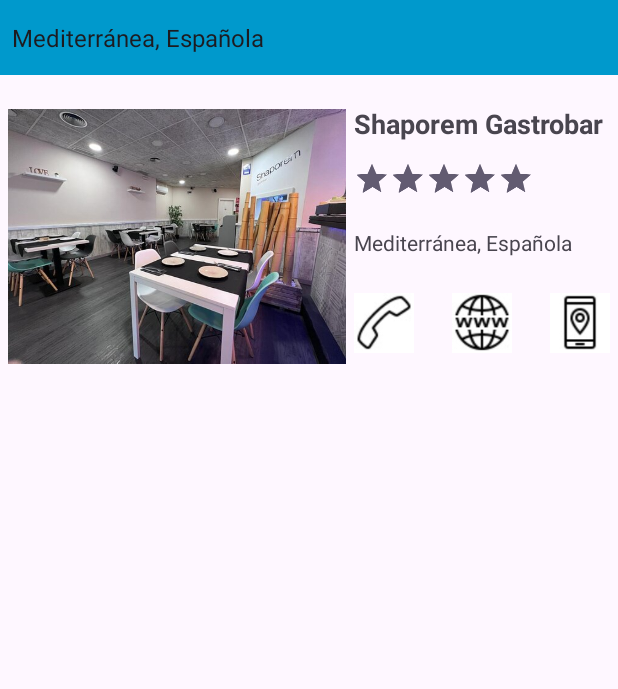
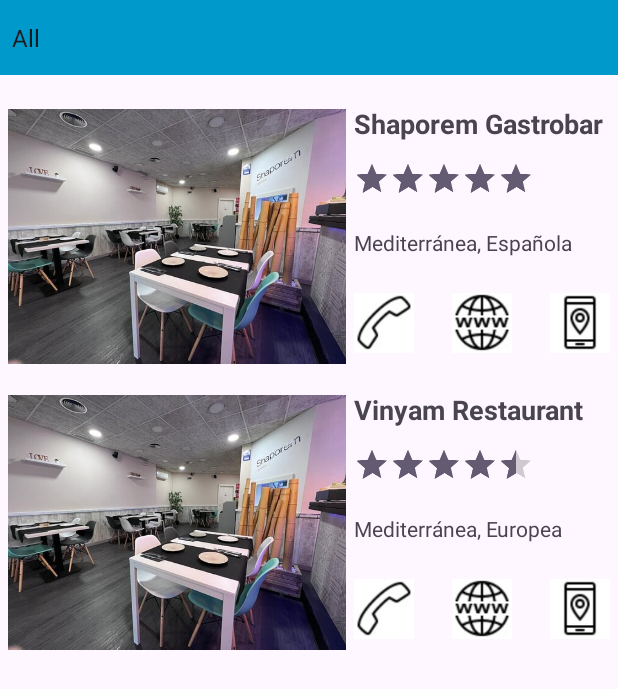
Before and after one commit to enrikku/ProjecteGranCentre, an Android app: the RestaurantesActivity screen opened directly, with no data from a screen before it, on a phone screen of 412 x 824 dp. Shown: the top 689 px of the screen. Run offline under Robolectric (Android 15) with nearby library versions, the phone set to English and light mode, and no system bars.

Commit message:
apartado restaurantes sin acabar

```diff
--- a/app/src/main/java/com/example/gran_centre/RestaurantesActivity.java
+++ b/app/src/main/java/com/example/gran_centre/RestaurantesActivity.java
@@ -8,22 +8,28 @@ import android.os.Bundle;
 import android.view.View;
 import android.widget.AdapterView;
 import android.widget.ArrayAdapter;
+import android.widget.GridLayout;
 import android.widget.ImageView;
 import android.widget.TextView;
 import android.widget.Spinner;
 
 public class RestaurantesActivity extends AppCompatActivity implements View.OnClickListener {
+    GridLayout res1, res2;
     ImageView btPhoneRes1, btWebRes1, btMapsRes1;
-    TextView textRes1;
+    ImageView[] btRestaurants;
+    TextView textRes1, textRes2;
     Spinner xspinner;
     ArrayAdapter<CharSequence> adapter; //Necessari per funcionament spinner.
     Intent intent;
-    ImageView[] btRestaurants;
     String[] tiposRestaurantes;
     @Override
     protected void onCreate(Bundle savedInstanceState) {
         super.onCreate(savedInstanceState);
         setContentView(R.layout.activity_restaurante);
+
+        //Agafar layout restaurants:
+        res1 = findViewById(R.id.blocRes1);
+        res2 = findViewById(R.id.blocRes2);
 
         //Codi funcionament spinner:
         xspinner = findViewById(R.id.spinner);
@@ -36,12 +42,15 @@ public class RestaurantesActivity extends AppCompatActivity implements View.OnCl
         adapter.setDropDownViewResource(android.R.layout.simple_spinner_dropdown_item);
         xspinner.setAdapter(adapter);
 
-
+        spinnerListener();
 
         //Afegir text tipos restaurant:
         tiposRestaurantes = getResources().getStringArray(R.array.tiposRestaurantes);
         textRes1 = findViewById(R.id.tiposRes1);
-        textRes1.setText(tiposRestaurantes[0]);
+        textRes1.setText(tiposRestaurantes[1]);
+
+        textRes2 = findViewById(R.id.tiposRes2);
+        textRes2.setText(tiposRestaurantes[2]);
 
         //Afegir funcionalitat als botons:
         btPhoneRes1 = findViewById(R.id.phoneRes1);
@@ -78,7 +87,7 @@ public class RestaurantesActivity extends AppCompatActivity implements View.OnCl
         xspinner.setOnItemSelectedListener(new AdapterView.OnItemSelectedListener() {
             @Override
             public void onItemSelected(AdapterView<?> parentView, View selectedItemView, int position, long id) {
-                //mostrarRestaurantesPorTipo(tiposRestaurantes[position]);
+                mostrarRestaurantesPorTipo(tiposRestaurantes[position]);
             }
 
             @Override
@@ -86,6 +95,30 @@ public class RestaurantesActivity extends AppCompatActivity implements View.OnCl
         });
     }
 
-    //private void mostrarRestaurantesPorTipo(String tipoSeleccionado) {}
+    private void mostrarRestaurantesPorTipo(String tipoSeleccionado) {
+        if (tipoSeleccionado.equals(textRes1.getText().toString()) || tipoSeleccionado.equals("All"))
+        {
+            res1.setVisibility(View.VISIBLE);
+        }
+        else
+        {
+            if (!tipoSeleccionado.equals(textRes1.getText().toString()))
+            {
+                res1.setVisibility(View.INVISIBLE);
+            }
+        }
 
+        if (tipoSeleccionado.equals(textRes2.getText().toString()) || tipoSeleccionado.equals("All"))
+        {
+            res2.setVisibility(View.VISIBLE);
+        }
+        else
+        {
+            if (!tipoSeleccionado.equals(textRes2.getText().toString()))
+            {
+                res2.setVisibility(View.INVISIBLE);
+            }
+        }
+
+    }
 }
--- a/app/src/main/res/layout/activity_restaurante.xml
+++ b/app/src/main/res/layout/activity_restaurante.xml
@@ -18,7 +18,10 @@
         style="@style/StyleSpinner"/>
 
     <!-- Restaurant 1: -->
-
+    <GridLayout
+        android:layout_columnSpan="0"
+        android:layout_row="1"
+        android:id="@+id/blocRes1">
         <ImageView
             android:layout_width="225dp"
             android:layout_height="175dp"
@@ -46,6 +49,7 @@
                 <RatingBar
                     android:layout_width="wrap_content"
                     android:layout_height="wrap_content"
+                    android:rating="5"
                     style="@style/StyleRatingBarStyle" />
             </TableRow>
 
@@ -89,3 +93,82 @@
                 android:src="@drawable/maps"/>
         </LinearLayout>
     </GridLayout>
+
+    <!-- Restaurant 2: -->
+    <GridLayout
+        android:layout_columnSpan="0"
+        android:layout_row="2"
+        android:layout_marginTop="15dp"
+        android:id="@+id/blocRes2">
+        <ImageView
+            android:layout_width="225dp"
+            android:layout_height="175dp"
+            android:layout_column="0"
+            android:layout_row="1"
+            android:layout_marginStart="5dp"
+            android:src="@drawable/shaporem" />
+
+        <TableLayout
+            android:layout_column="1"
+            android:layout_row="1"
+            android:layout_marginStart="5dp"
+            android:gravity="center_vertical">
+
+            <TableRow>
+                <TextView
+                    android:layout_width="wrap_content"
+                    android:layout_height="wrap_content"
+                    android:text="Vinyam Restaurant"
+                    android:textSize="18sp"
+                    android:textStyle="bold"/>
+            </TableRow>
+
+            <TableRow>
+                <RatingBar
+                    android:layout_width="wrap_content"
+                    android:layout_height="wrap_content"
+                    android:rating="4.5"
+                    style="@style/StyleRatingBarStyle" />
+            </TableRow>
+
+            <TableRow>
+                <TextView
+                    android:layout_width="wrap_content"
+                    android:layout_height="wrap_content"
+                    android:id="@+id/tiposRes2"
+                    android:textSize="14sp" />
+            </TableRow>
+        </TableLayout>
+
+        <LinearLayout
+            android:layout_width="wrap_content"
+            android:layout_height="wrap_content"
+            android:layout_column="1"
+            android:layout_row="1"
+            android:layout_marginTop="120dp"
+            android:layout_marginStart="5dp"
+            android:orientation="horizontal">
+
+            <ImageView
+                android:id="@+id/phoneRes2"
+                android:layout_width="40dp"
+                android:layout_height="wrap_content"
+                android:src="@drawable/phone" />
+
+            <ImageView
+                android:id="@+id/webRes2"
+                android:layout_width="40dp"
+                android:layout_height="wrap_content"
+                android:layout_marginStart="25dp"
+
+                android:src="@drawable/web" />
+
+            <ImageView
+                android:id="@+id/mapsRes2"
+                android:layout_width="40dp"
+                android:layout_height="wrap_content"
+                android:layout_marginStart="25dp"
+                android:src="@drawable/maps"/>
+        </LinearLayout>
+    </GridLayout>
+</GridLayout>
--- a/app/src/main/res/values/strings.xml
+++ b/app/src/main/res/values/strings.xml
@@ -2,6 +2,7 @@
     <string name="app_name">Gran-centre</string>
     <string name="title">Granollers Guide</string>
     <string-array name="tiposRestaurantes">
+        <item>All</item>
         <item>Mediterránea, Española</item>
         <item>Mediterránea, Europea</item>
     </string-array>
--- a/app/src/main/res/values/themes.xml
+++ b/app/src/main/res/values/themes.xml
@@ -15,7 +15,6 @@
 
     <style name="StyleRatingBarStyle">
         <item name="android:numStars">5</item>
-        <item name="android:rating">5</item>
         <item name="android:stepSize">0.5</item>
         <item name="android:scaleX">0.5</item>
         <item name="android:scaleY">0.5</item>
```
Lines whose indentation alone changed are shown as unchanged.
